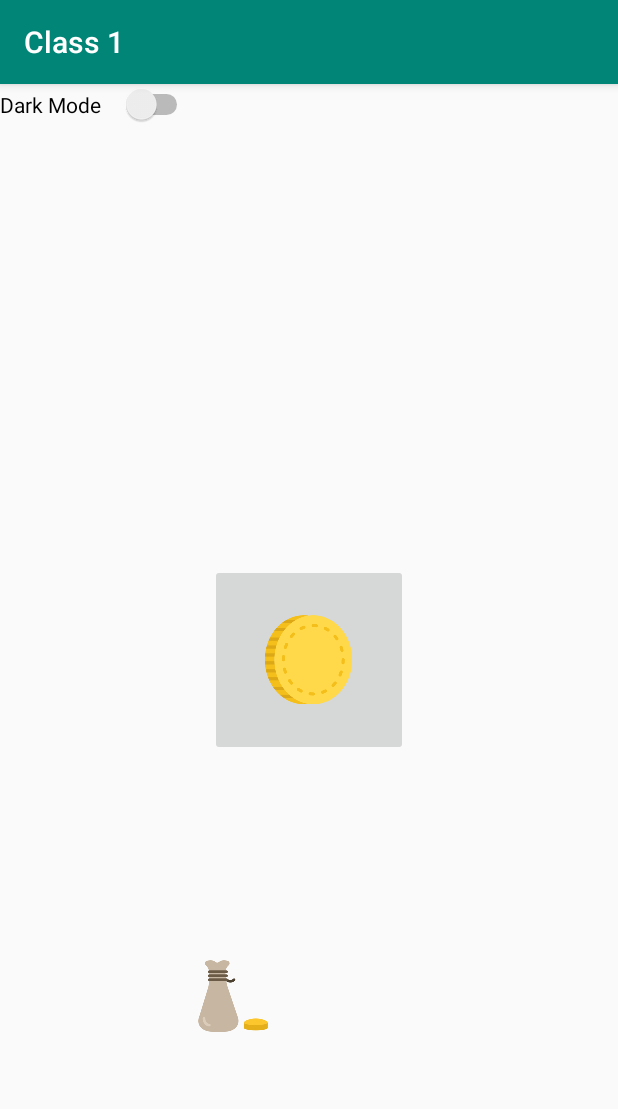
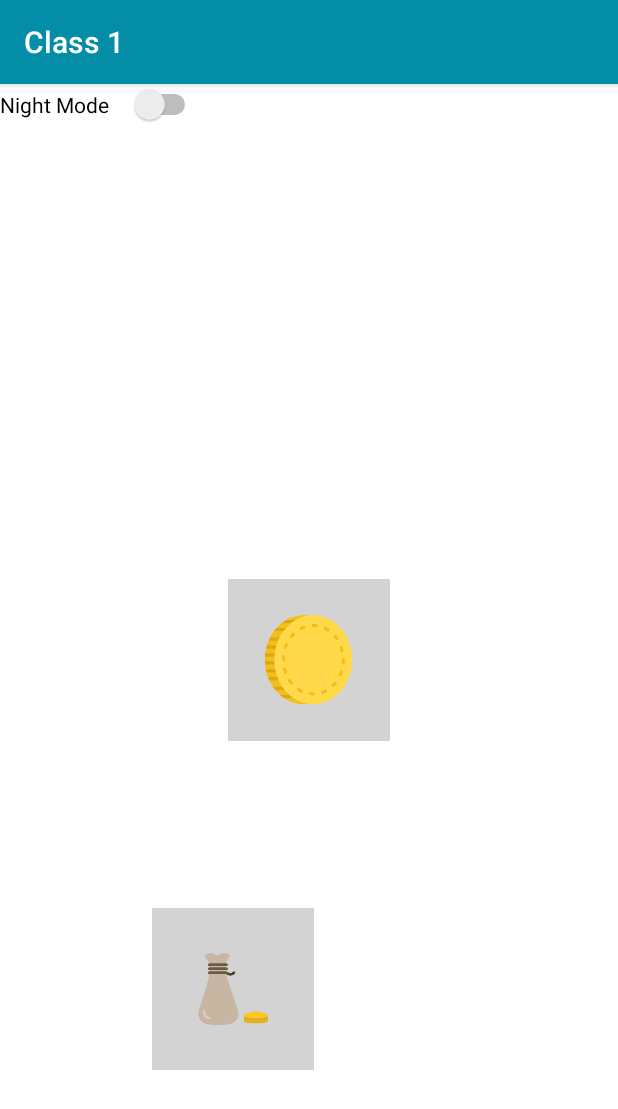
Before and after one commit to Brywok/BC_Clicker, an Android app: the MainActivity screen opened directly, with no data from a screen before it, on a phone screen of 412 x 824 dp. Shown: the top 1109 px of the screen. Run offline under Robolectric (Android 15) with nearby library versions, the phone set to English and light mode, and no system bars.

Commit message:
Dark Mode not working properly, Updated colors

```diff
--- a/app/src/main/java/com/example/class1/MainActivity.kt
+++ b/app/src/main/java/com/example/class1/MainActivity.kt
@@ -7,18 +7,31 @@ import androidx.appcompat.app.AppCompatActivity
 import android.os.Bundle
 import android.os.PersistableBundle
 import android.view.View
+import android.widget.Switch
+import androidx.appcompat.app.AppCompatDelegate
 import com.example.class1.util.rotate90
 import com.example.class1.util.toggleVisibility
+import kotlinx.android.synthetic.*
 import kotlinx.android.synthetic.main.activity_main.*
+import android.content.Intent
 
 class MainActivity : AppCompatActivity() {
 
     private var counter: Long = 0
     var username: Any? = ""
+    private var nightModeSwitch: Switch? = null
+    private lateinit var saveData: SaveData
     fun getStore() =  getPreferences(Context.MODE_PRIVATE)
 
 
     override fun onCreate(savedInstanceState: Bundle?) {
+
+        saveData = SaveData(this)
+        if (saveData.loadDarkModeState() == true) {
+            setTheme(R.style.darkTheme)
+        } else
+            setTheme(R.style.AppTheme)
+
         super.onCreate(savedInstanceState)
         setContentView(R.layout.activity_main)
 
@@ -31,10 +44,9 @@ class MainActivity : AppCompatActivity() {
         // can check shared preferences file
         // View > Tool Windows > Device File Explorer > data > data > com.example.class1 > shared_prefs
 
-        if (savedInstanceState != null){
+        if (savedInstanceState != null) {
             updateCounter(savedInstanceState.getLong(username.toString(), 0))
-        }
-        else if (getStore().contains(username.toString())){
+        } else if (getStore().contains(username.toString())) {
             updateCounter(getStore().getLong(username.toString(), 0))
         }
 
@@ -51,7 +63,7 @@ class MainActivity : AppCompatActivity() {
             textCounter.text = counter.toString()
         }*/
 
-        myButton.setOnClickListener{
+        myButton.setOnClickListener {
             counter++
             updateCounter(counter)
 
@@ -63,18 +75,44 @@ class MainActivity : AppCompatActivity() {
                 else -> myButton.text
             }*/
         }
+
+        //darkModeSwitch.
+        nightModeSwitch = findViewById<View>(R.id.nightModeSwitch) as Switch?
+        if (saveData.loadDarkModeState() == true) {
+            nightModeSwitch!!.isChecked = true
+        }
+
+        //
+        nightModeSwitch!!.setOnCheckedChangeListener { _, isChecked ->
+            if (isChecked) {
+                saveData.setDarkModeState(true)
+                restartApplication()
+            } else {
+                saveData.setDarkModeState(false)
+                restartApplication()
+            }
+        }
+
+        // Attempt to update/change username later
+        /*
+        private fun updateUsername(name: String){
+            username = name
+        }*/
     }
 
-    // Attempt to update/change username later
-    /*
-    private fun updateUsername(name: String){
-        username = name
-    }*/
+
 
     private fun updateCounter(count: Long){
         counter = count
         textCounter.text = counter.toString()
     }
+
+    private fun restartApplication() {
+        val i = Intent(applicationContext, MainActivity::class.java)
+        startActivity(i)
+        finish()
+    }
+
 
     override fun onPause() {
         super.onPause()
--- /dev/null
+++ b/app/src/main/java/com/example/class1/SaveData.kt
@@ -0,0 +1,22 @@
+package com.example.class1
+
+import android.content.Context
+import android.content.SharedPreferences
+
+class SaveData (context: Context) {
+    private var sharedPreferences: SharedPreferences = context.getSharedPreferences("file", Context.MODE_PRIVATE)
+
+    // will remember the state of the night mode ON/OFF
+    fun setDarkModeState(state:Boolean?){
+        val editor = sharedPreferences.edit()
+        editor.putBoolean("Dark", state!!)
+        editor.apply()
+    }
+
+    // will load the night mode state
+    fun loadDarkModeState(): Boolean? {
+        val state = sharedPreferences.getBoolean("Dark", false)
+        return (state)
+    }
+
+}
--- a/app/src/main/res/layout/activity_main.xml
+++ b/app/src/main/res/layout/activity_main.xml
@@ -4,7 +4,20 @@
     xmlns:tools="http://schemas.android.com/tools"
     android:layout_width="match_parent"
     android:layout_height="match_parent"
+    android:background="@color/colorBackground"
     tools:context=".MainActivity">
+
+
+    <ImageButton
+        android:id="@+id/myButton"
+        android:layout_width="wrap_content"
+        android:layout_height="wrap_content"
+        android:src="@mipmap/coin3_button_foreground"
+        android:background="@color/counterBackgroundColor"
+        app:layout_constraintLeft_toLeftOf="parent"
+        app:layout_constraintRight_toRightOf="parent"
+        app:layout_constraintTop_toTopOf="parent"
+        app:layout_constraintBottom_toBottomOf="parent" />
 
     <ImageView
         android:id="@+id/bag_image"
@@ -13,28 +26,20 @@
         android:src="@mipmap/poor_image_foreground"
         android:scaleType="fitCenter"
         android:visibility="visible"
+        android:background="@color/counterBackgroundColor"
         app:layout_constraintBottom_toBottomOf="parent"
         app:layout_constraintTop_toBottomOf="@id/myButton"
         app:layout_constraintRight_toLeftOf="@+id/textCounter"
         app:layout_constraintLeft_toLeftOf="parent"
         tools:visibility="visible"/>
 
-    <ImageButton
-        android:id="@+id/myButton"
-        android:layout_width="wrap_content"
-        android:layout_height="wrap_content"
-        android:src="@mipmap/coin3_button_foreground"
-        app:layout_constraintLeft_toLeftOf="parent"
-        app:layout_constraintRight_toRightOf="parent"
-        app:layout_constraintTop_toTopOf="parent"
-        app:layout_constraintBottom_toBottomOf="parent" />
-
     <TextView
         android:id="@+id/textCounter"
         android:layout_width="wrap_content"
         android:layout_height="wrap_content"
         android:fontFamily="sans-serif-black"
-        android:textSize="20dp"
+        android:textSize="20sp"
+        android:background="@color/counterBackgroundColor"
         app:layout_constraintLeft_toRightOf="@+id/bag_image"
         app:layout_constraintRight_toRightOf="parent"
         app:layout_constraintTop_toBottomOf="@+id/myButton"
@@ -42,10 +47,10 @@
 
 
     <Switch
-        android:id="@+id/darkModeSwitch"
+        android:id="@+id/nightModeSwitch"
         android:layout_width="wrap_content"
         android:layout_height="wrap_content"
-        android:text="Dark Mode    "
+        android:text="Night Mode    "
         app:layout_constraintLeft_toLeftOf="parent"
         app:layout_constraintTop_toTopOf="parent"/>
 
--- a/app/src/main/res/values/colors.xml
+++ b/app/src/main/res/values/colors.xml
@@ -1,6 +1,17 @@
 <?xml version="1.0" encoding="utf-8"?>
 <resources>
-    <color name="colorPrimary">#008577</color>
-    <color name="colorPrimaryDark">#00574B</color>
-    <color name="colorAccent">#D81B60</color>
+    <color name="colorPrimary">#038DA7</color>
+    <color name="colorPrimaryDark">#02667A</color>
+    <color name="colorAccent">#00BCD4</color>
+    <color name="colorBackground">#ffffff</color>
+    <color name="textColor">#000000</color>
+    <color name="counterBackgroundColor">#D3D3D3</color>
+
+    <!-- dark colors -->
+    <color name="colorPrimaryNight">#038DA7</color>
+    <color name="colorPrimaryDarkNight">#02667A</color>
+    <color name="colorAccentNight">#00BCD4</color>
+    <color name="colorBackgroundNight">#000000</color>
+    <color name="textColorNight">#FFFFFF</color>
+
 </resources>
--- a/app/src/main/res/values/strings.xml
+++ b/app/src/main/res/values/strings.xml
@@ -1,3 +1,9 @@
 <resources>
     <string name="app_name">Class 1</string>
+
+    <string name="Setting">Setting</string>
+    <string name="Light">Light Mode</string>
+    <string name="Dark">Dark Mode</string>
+
+
 </resources>
--- a/app/src/main/res/values/styles.xml
+++ b/app/src/main/res/values/styles.xml
@@ -6,6 +6,41 @@
         <item name="colorPrimary">@color/colorPrimary</item>
         <item name="colorPrimaryDark">@color/colorPrimaryDark</item>
         <item name="colorAccent">@color/colorAccent</item>
+
+        <!-- Main homepage default theme AppTheme -->
+        <item name="backgroundColor">#EEEEEE</item>
+        <item name="card_background">#FFFFFF</item>
+        <item name="Text_Color">#000000</item>
+        <item name="Button_Color">#E91E63</item>
+
+        <item name="android:windowAnimationStyle">@style/WindowAnimationTransition</item>
+
     </style>
 
+    <!-- Dark application theme. -->
+    <style name="darkTheme" parent="Theme.AppCompat.Light.DarkActionBar">
+        <!-- Customize your theme here. -->
+        <item name="colorPrimaryNight">@color/colorPrimary</item>
+        <item name="colorPrimaryDarkNight">@color/colorPrimaryDark</item>
+        <item name="colorAccentNight">@color/colorAccentNight</item>
+        <item name="colorBackgroundNight">@color/colorBackgroundNight</item>
+        <item name="textColorNight">@color/textColorNight</item>
+
+
+        <!-- Main homepage default theme AppTheme -->
+        <item name="backgroundColor">#000000</item>
+        <item name="card_background">#37474F</item>
+        <item name="Text_Color">#FFFFFF</item>
+        <item name="Button_Color">#6200EA</item>
+
+        <item name="android:windowAnimationStyle">@style/WindowAnimationTransition</item>
+
+    </style>
+
+    <style name="WindowAnimationTransition">
+        <item name="android:windowEnterAnimation">@android:anim/fade_in</item>
+        <item name="android:windowExitAnimation">@android:anim/fade_out</item>
+    </style>
+
+
 </resources>
```
Also changed, not shown: app/src/main/res/values/attrs.xml (added, +15 -0 lines).
